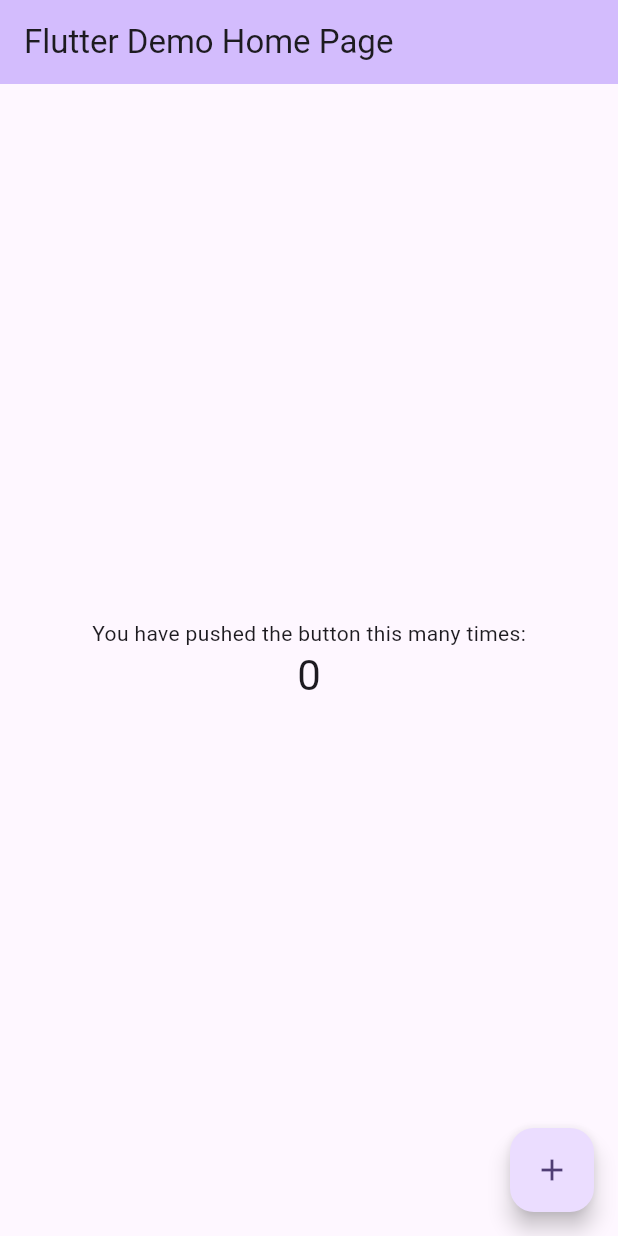
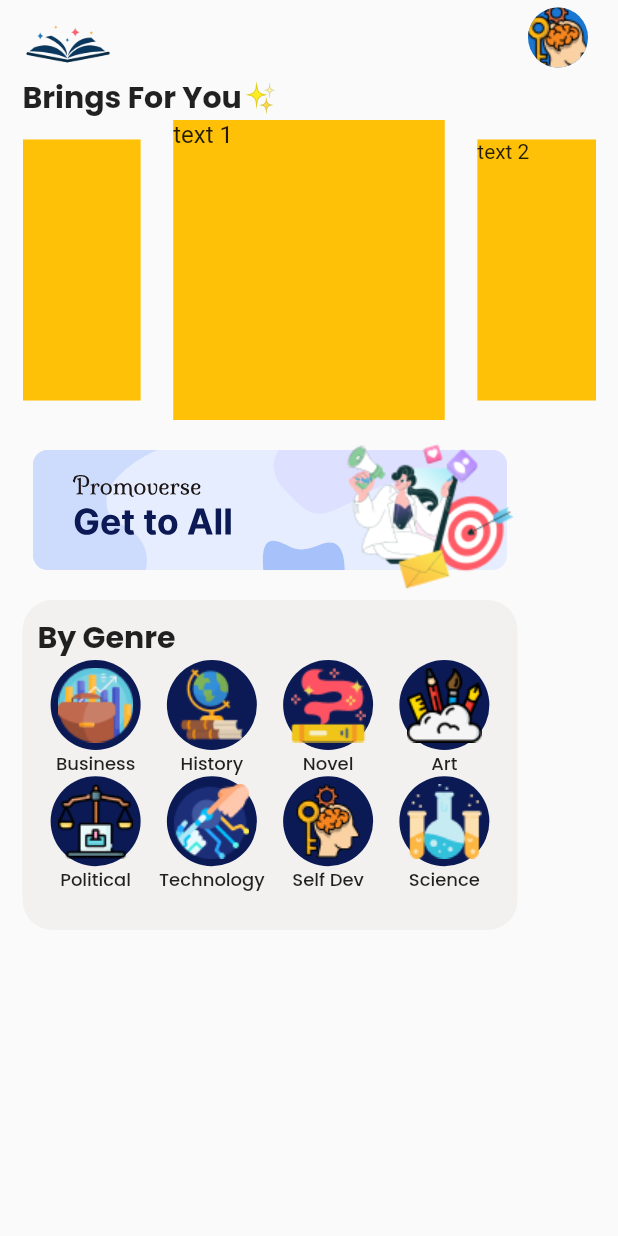
Before and after one commit to Asyelvaa/readiverse_app, a Flutter app: the screen it shows after launch, on a phone screen of 412 x 824 dp. Run offline on Flutter 3.47's test engine with Material 2 defaults, Android fonts, the light colour scheme and no system bars; drawn by our look-alikes of carousel_slider; our stand-ins replace flutter_svg, get, google_fonts.

Commit message:
feat[LV]: add images, home page

```diff
--- /dev/null
+++ b/lib/helpers/widgets/by_genre_widget.dart
@@ -0,0 +1,70 @@
+import 'package:flutter/material.dart';
+import 'package:google_fonts/google_fonts.dart';
+import 'package:readiverse_app/helpers/constant/themes.dart';
+
+Widget widgetGenre() {
+  return Container(
+    width: 330,
+          height: 220,
+          padding: EdgeInsets.all(10),
+          decoration: BoxDecoration(
+            color: Color(0xFFF2F1F0),
+            borderRadius: BorderRadius.circular(20)
+          ),
+          child: Column(
+            crossAxisAlignment: CrossAxisAlignment.start,
+            children: [
+              Text(
+                'By Genre',
+                style: GoogleFonts.poppins(fontSize: 20, fontWeight: FontWeight.bold),
+              ),
+              Expanded(
+                child: GridView(
+                  gridDelegate:
+                  SliverGridDelegateWithFixedCrossAxisCount(crossAxisCount: 4),
+                  children: [
+                    genreItem('Business', 'assets/images/logoBussines.png'),
+                    genreItem('History', 'assets/images/logoHistory.png'),
+                    genreItem('Novel', 'assets/images/logoNovel.png'),
+                    genreItem('Art', 'assets/images/logoArt.png'),
+                    genreItem('Political', 'assets/images/logoPolitical.png'),
+                    genreItem('Technology', 'assets/images/logoTechnology.png'),
+                    genreItem('Self Dev', 'assets/images/logoSelfDev.png'),
+                    genreItem('Science', 'assets/images/logoScience.png'),
+                  ],
+                ),
+              )
+            ],
+          ),
+  );
+}
+
+Widget genreItem(title, image){
+  return Container(
+    height: 150,
+    child: Column(
+      children: [
+        Container(
+           height: 60,
+           width: 60,
+           decoration: BoxDecoration(
+            color: primaryColor,
+            shape: BoxShape.circle
+           ),
+           child: Image.asset(image, width: 50, height: 50,),
+        ),
+
+        Expanded(
+          child: Text(
+            title,
+            style: GoogleFonts.poppins(
+              fontSize: 12,
+              fontWeight: FontWeight.w500
+            ),
+          ),
+        )
+      ],
+    )
+
+  );
+}
--- /dev/null
+++ b/lib/helpers/widgets/for_you_widget.dart
@@ -0,0 +1,43 @@
+import 'package:carousel_slider/carousel_slider.dart';
+import 'package:flutter/material.dart';
+import 'package:google_fonts/google_fonts.dart';
+
+Widget widgetForYou() {
+  return Container(
+    child: Column(
+      crossAxisAlignment: CrossAxisAlignment.start,
+      children: [
+        Text(
+          'Brings For You✨',
+          style: GoogleFonts.poppins(
+          fontSize: 20,
+          fontWeight: FontWeight.bold,
+          ),
+        ),
+        Container(
+          child: CarouselSlider(
+          options: CarouselOptions(
+            height: 200,
+            viewportFraction: 0.5,
+            enlargeCenterPage: true,
+          ),
+          items: [1,2,3,4,5].map((i) {
+          return Builder(
+            builder: (BuildContext context) {
+              return Container(
+                width: MediaQuery.of(context).size.width,
+                margin: EdgeInsets.symmetric(horizontal: 5.0),
+                decoration: BoxDecoration(
+                color: Colors.amber
+                ),
+                child: Text('text $i', style: TextStyle(fontSize: 16.0),)
+              );
+            },
+          );
+        }).toList(),
+        ),
+        ),
+      ],
+    ),
+  );
+}
--- /dev/null
+++ b/lib/helpers/widgets/promoverse_widget.dart
@@ -0,0 +1,22 @@
+import 'package:flutter/material.dart';
+import 'package:flutter_svg/flutter_svg.dart';
+
+Widget widgetPromoverse() {
+  return Container(
+    child: Stack(
+      clipBehavior: Clip.none,
+       children: [
+          Container(
+            height: 80,
+            width: 330,
+            child: SvgPicture.asset('assets/images/promoverse_container.svg'),
+          ),
+          Positioned(
+            right: 0,
+            top: -10,
+            child: Image.asset( 'assets/images/promoverse.png',),
+          )
+      ],
+    ),
+  );
+}
--- a/lib/main.dart
+++ b/lib/main.dart
@@ -1,4 +1,6 @@
 import 'package:flutter/material.dart';
+import 'package:get/get_navigation/src/root/get_material_app.dart';
+import 'package:readiverse_app/pages/home_page.dart';
 
 void main() {
   runApp(const MyApp());
@@ -10,116 +12,10 @@ class MyApp extends StatelessWidget {
   // This widget is the root of your application.
   @override
   Widget build(BuildContext context) {
-    return MaterialApp(
-      title: 'Flutter Demo',
-      theme: ThemeData(
-        // This is the theme of your application.
-        //
-        // TRY THIS: Try running your application with "flutter run". You'll see
-        // the application has a blue toolbar. Then, without quitting the app,
-        // try changing the seedColor in the colorScheme below to Colors.green
-        // and then invoke "hot reload" (save your changes or press the "hot
-        // reload" button in a Flutter-supported IDE, or press "r" if you used
-        // the command line to start the app).
-        //
-        // Notice that the counter didn't reset back to zero; the application
-        // state is not lost during the reload. To reset the state, use hot
-        // restart instead.
-        //
-        // This works for code too, not just values: Most code changes can be
-        // tested with just a hot reload.
-        colorScheme: ColorScheme.fromSeed(seedColor: Colors.deepPurple),
-        useMaterial3: true,
-      ),
-      home: const MyHomePage(title: 'Flutter Demo Home Page'),
+    return GetMaterialApp(
+      debugShowCheckedModeBanner: false,
+      title: 'Readiverse',
+      home: HomePage()
     );
   }
 }
-
-class MyHomePage extends StatefulWidget {
-  const MyHomePage({super.key, required this.title});
-
-  // This widget is the home page of your application. It is stateful, meaning
-  // that it has a State object (defined below) that contains fields that affect
-  // how it looks.
-
-  // This class is the configuration for the state. It holds the values (in this
-  // case the title) provided by the parent (in this case the App widget) and
-  // used by the build method of the State. Fields in a Widget subclass are
-  // always marked "final".
-
-  final String title;
-
-  @override
-  State<MyHomePage> createState() => _MyHomePageState();
-}
-
-class _MyHomePageState extends State<MyHomePage> {
-  int _counter = 0;
-
-  void _incrementCounter() {
-    setState(() {
-      // This call to setState tells the Flutter framework that something has
-      // changed in this State, which causes it to rerun the build method below
-      // so that the display can reflect the updated values. If we changed
-      // _counter without calling setState(), then the build method would not be
-      // called again, and so nothing would appear to happen.
-      _counter++;
-    });
-  }
-
-  @override
-  Widget build(BuildContext context) {
-    // This method is rerun every time setState is called, for instance as done
-    // by the _incrementCounter method above.
-    //
-    // The Flutter framework has been optimized to make rerunning build methods
-    // fast, so that you can just rebuild anything that needs updating rather
-    // than having to individually change instances of widgets.
-    return Scaffold(
-      appBar: AppBar(
-        // TRY THIS: Try changing the color here to a specific color (to
-        // Colors.amber, perhaps?) and trigger a hot reload to see the AppBar
-        // change color while the other colors stay the same.
-        backgroundColor: Theme.of(context).colorScheme.inversePrimary,
-        // Here we take the value from the MyHomePage object that was created by
-        // the App.build method, and use it to set our appbar title.
-        title: Text(widget.title),
-      ),
-      body: Center(
-        // Center is a layout widget. It takes a single child and positions it
-        // in the middle of the parent.
-        child: Column(
-          // Column is also a layout widget. It takes a list of children and
-          // arranges them vertically. By default, it sizes itself to fit its
-          // children horizontally, and tries to be as tall as its parent.
-          //
-          // Column has various properties to control how it sizes itself and
-          // how it positions its children. Here we use mainAxisAlignment to
-          // center the children vertically; the main axis here is the vertical
-          // axis because Columns are vertical (the cross axis would be
-          // horizontal).
-          //
-          // TRY THIS: Invoke "debug painting" (choose the "Toggle Debug Paint"
-          // action in the IDE, or press "p" in the console), to see the
-          // wireframe for each widget.
-          mainAxisAlignment: MainAxisAlignment.center,
-          children: <Widget>[
-            const Text(
-              'You have pushed the button this many times:',
-            ),
-            Text(
-              '$_counter',
-              style: Theme.of(context).textTheme.headlineMedium,
-            ),
-          ],
-        ),
-      ),
-      floatingActionButton: FloatingActionButton(
-        onPressed: _incrementCounter,
-        tooltip: 'Increment',
-        child: const Icon(Icons.add),
-      ), // This trailing comma makes auto-formatting nicer for build methods.
-    );
-  }
-}
--- /dev/null
+++ b/lib/pages/home_page.dart
@@ -0,0 +1,48 @@
+import 'package:flutter/material.dart';
+import 'package:readiverse_app/helpers/constant/themes.dart';
+import 'package:readiverse_app/helpers/widgets/by_genre_widget.dart';
+import 'package:readiverse_app/helpers/widgets/for_you_widget.dart';
+import 'package:readiverse_app/helpers/widgets/promoverse_widget.dart';
+
+class HomePage extends StatelessWidget {
+  const HomePage({super.key});
+
+  @override
+  Widget build(BuildContext context) {
+    return Scaffold(
+      appBar: AppBar(
+        backgroundColor: Colors.transparent,
+        elevation: 0,
+        title: Image.asset('assets/images/readiverseLogo.png',
+        height: 40 ,
+        ),
+        toolbarHeight: 50,
+        actions: [
+          Padding(
+            padding: const EdgeInsets.only(right: 20),
+            child: CircleAvatar(
+              radius: 20,
+              backgroundImage: AssetImage('assets/images/logoSelfDev.png'),
+            ),
+          )
+        ],
+      ),
+      body: SingleChildScrollView(
+        child: Padding(
+          padding: const EdgeInsets.symmetric(horizontal: 15),
+          child: Column(
+            crossAxisAlignment: CrossAxisAlignment.start,
+            mainAxisAlignment: MainAxisAlignment.center,
+            children: [
+              widgetForYou(),
+              SizedBox(height: 20),
+              widgetPromoverse(),
+              SizedBox(height: 20),
+              widgetGenre(),
+            ],
+          ),
+        ),
+      ),
+    );
+  }
+}
```
Also changed, not shown: lib/data/models/book_model.dart (added, +38 -0 lines), lib/services/fetch_api.dart (added, +7 -0 lines), pubspec.yaml (+8 -13 lines), assets/images/logoArt.png (added), assets/images/logoBussines.png (added), assets/images/logoHistory.png (added), assets/images/logoNovel.png (added), assets/images/logoPolitical.png (added), assets/images/logoScience.png (added), assets/images/logoSelfDev.png (added), assets/images/logoTechnology.png (added), assets/images/promoverse.png (added), assets/images/promoverse_container.svg (added), assets/images/readiverseLogo.png (renamed from assets/readiverseLogo.png), 1 more files, 1 other file.
